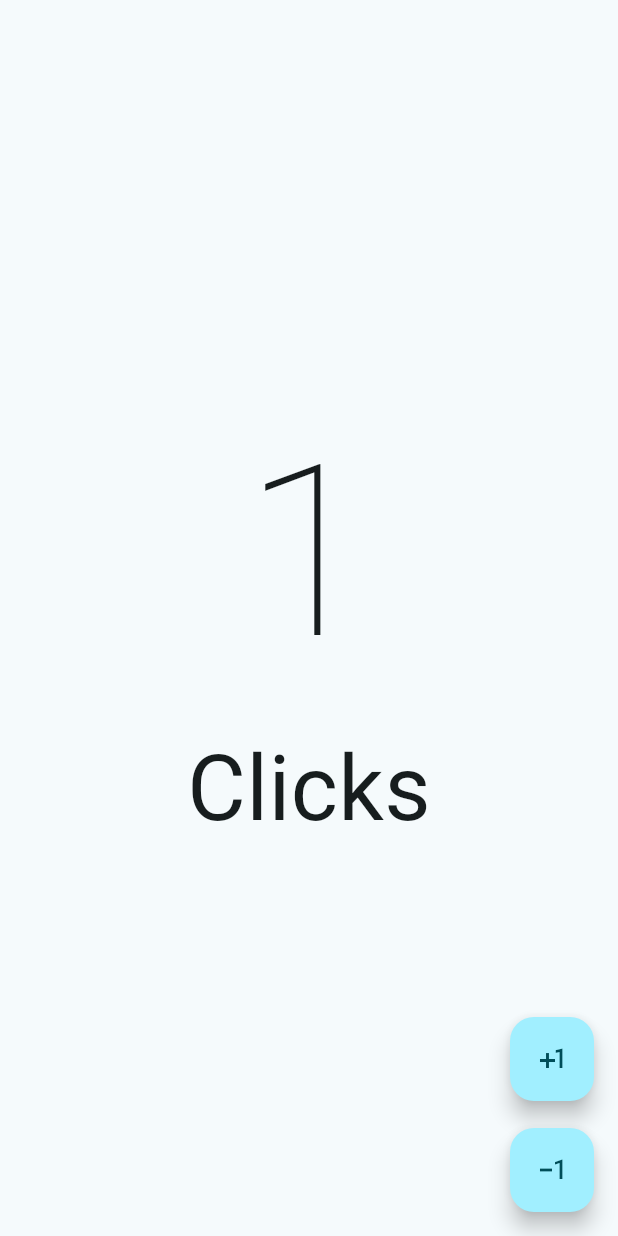
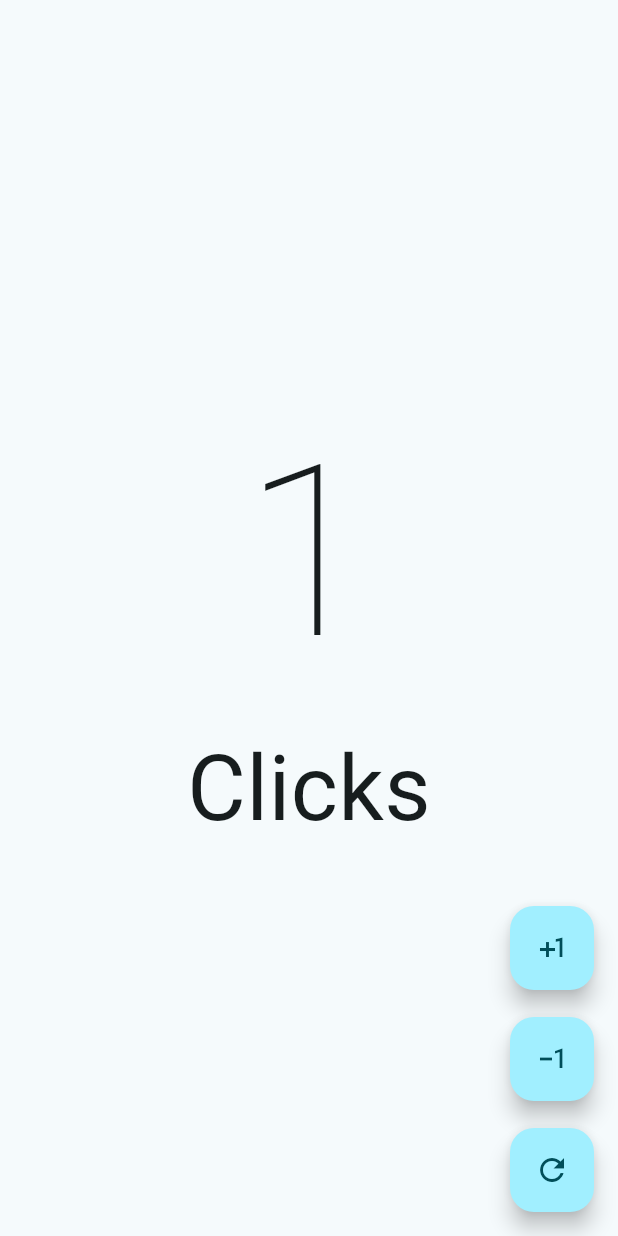
Before and after one commit to MAUMAU101/increment, a Flutter app: the screen it shows after launch, after a tap on the "plus one" icon, on a phone screen of 412 x 824 dp. Run offline on Flutter 3.47's test engine with Material 2 defaults, Android fonts, the phone set to English and light mode, and no system bars.

Commit message:
rest button added

```diff
--- a/lib/presentation/screens/counter/counter_screen.dart
+++ b/lib/presentation/screens/counter/counter_screen.dart
@@ -1,14 +1,15 @@
 import 'package:flutter/material.dart';
 
 class Counter extends StatefulWidget {
-  const Counter({super.key});
+  const Counter({Key? key}) : super(key: key);
 
   @override
-  State<Counter> createState() => _CounterState();
+  _CounterState createState() => _CounterState();
 }
 
 class _CounterState extends State<Counter> {
   int clickCounter = 0;
+
   @override
   Widget build(BuildContext context) {
     return Scaffold(
@@ -18,10 +19,9 @@ class _CounterState extends State<Counter> {
           children: [
             Text(
               '$clickCounter',
-                style:
-                    const TextStyle(fontSize: 160, fontWeight: FontWeight.w100),
+              style: const TextStyle(fontSize: 160, fontWeight: FontWeight.w100),
             ),
-              const Text('Clicks', style: TextStyle(fontSize: 60))
+            const Text('Clicks', style: TextStyle(fontSize: 60)),
           ],
         ),
       ),
@@ -31,21 +31,33 @@ class _CounterState extends State<Counter> {
           FloatingActionButton(
             onPressed: () {
               setState(() {
-                    clickCounter += 1; //Icons.exposure_minus_1
+                clickCounter += 1;
               });
             },
-                child: const Icon(Icons.plus_one)),
+            child: const Icon(Icons.plus_one),
+          ),
           const SizedBox(height: 18),
           FloatingActionButton(
             onPressed: () {
               setState(() {
                 if (clickCounter > 0) {
-                      clickCounter --;
+                  clickCounter--;
                 }
               });
             },
-                child: const Icon(Icons.exposure_minus_1)),
+            child: const Icon(Icons.exposure_minus_1),
+          ),
+          const SizedBox(height: 18),
+          FloatingActionButton(
+            onPressed: () {
+              setState(() {
+                clickCounter = 0;
+              });
+            },
+            child: const Icon(Icons.refresh),
+          ),
         ],
-        ));
+      ),
+    );
   }
 }
```
Lines whose indentation alone changed are shown as unchanged.
